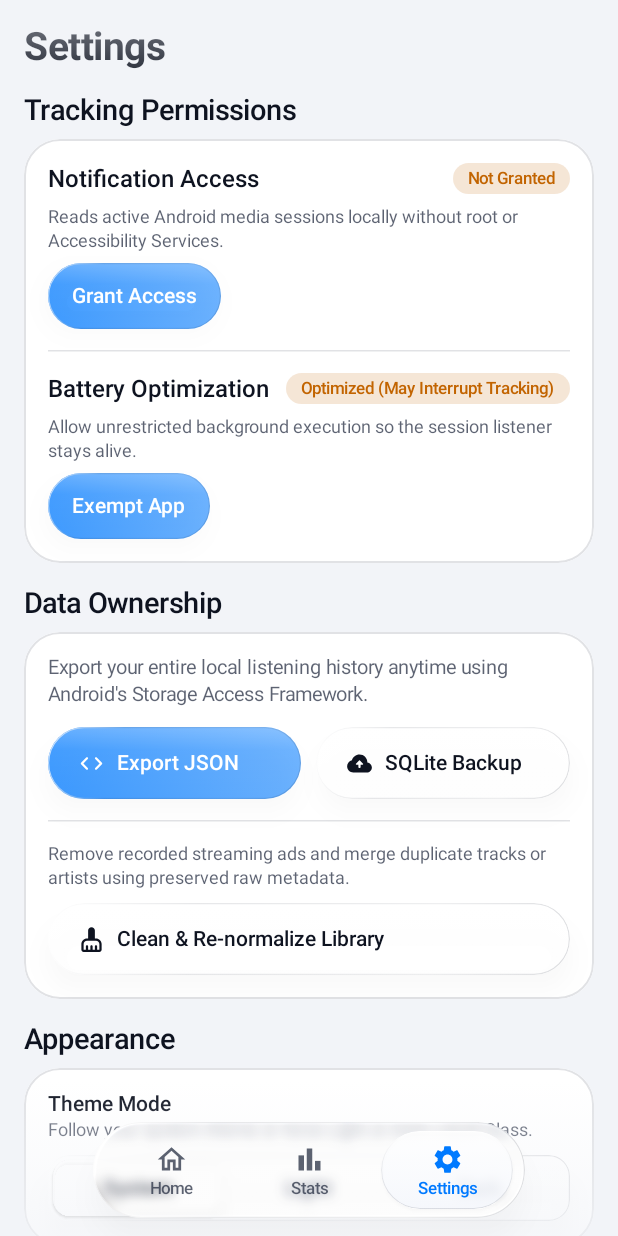
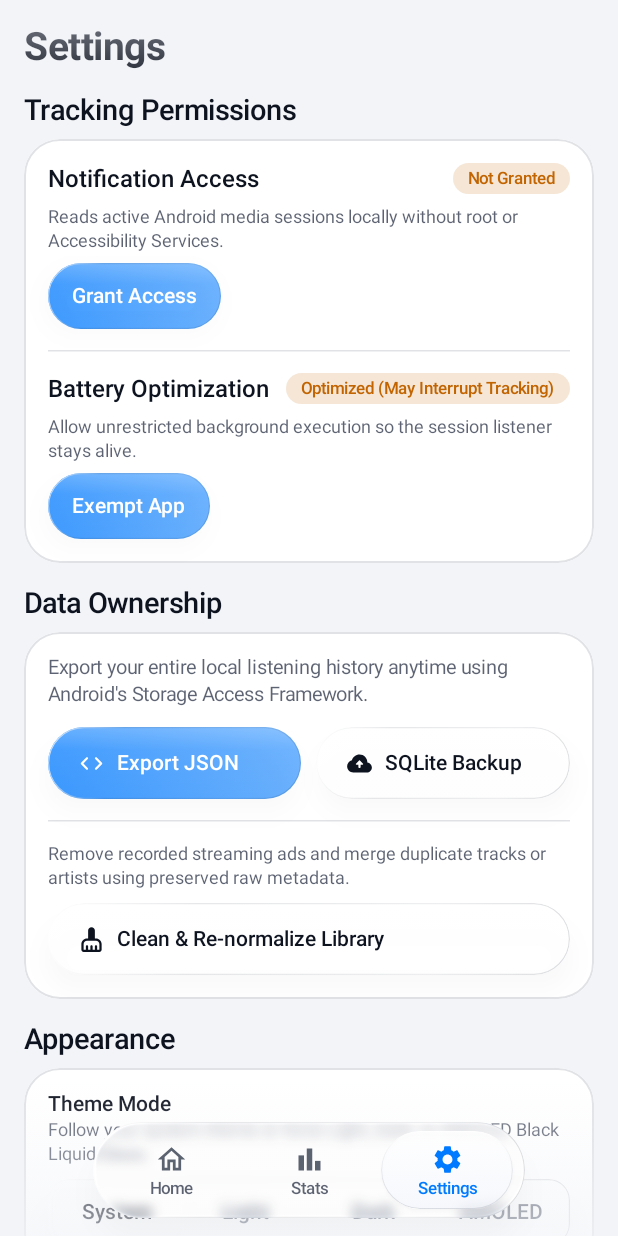
Before and after one commit to MiguelTheGreat/accurate-music-tracker-android, an Android app built with Jetpack Compose: the screen it shows after launch (MainActivity), item 3 of the bottom bar chosen, on a phone screen of 412 x 824 dp. Run offline under Robolectric (Android 15) with nearby library versions, the phone set to English and light mode, and no system bars; our stand-ins replace Room's generated code.

Commit message:
fix(ui): remove HWUI shadow box behind segmented text and add AMOLED black theme

```diff
--- a/app/src/main/java/com/musictracker/app/MainActivity.kt
+++ b/app/src/main/java/com/musictracker/app/MainActivity.kt
@@ -30,8 +30,9 @@ class MainActivity : ComponentActivity() {
             val isDarkTheme = when (themeMode) {
                 ThemeMode.SYSTEM -> isSystemInDarkTheme()
                 ThemeMode.LIGHT -> false
-                ThemeMode.DARK -> true
+                ThemeMode.DARK, ThemeMode.AMOLED -> true
             }
+            val isAmoledBlack = themeMode == ThemeMode.AMOLED
 
             DisposableEffect(isDarkTheme) {
                 enableEdgeToEdge(
@@ -51,6 +52,7 @@ class MainActivity : ComponentActivity() {
 
             MusicTrackerTheme(
                 darkTheme = isDarkTheme,
+                amoledBlack = isAmoledBlack,
                 reduceTransparency = reduceTransparency
             ) {
                 MusicTrackerNavHost(appContainer = appContainer)
--- a/app/src/main/java/com/musictracker/app/data/preferences/ThemePreferencesStore.kt
+++ b/app/src/main/java/com/musictracker/app/data/preferences/ThemePreferencesStore.kt
@@ -14,7 +14,8 @@ import java.io.IOException
 enum class ThemeMode(val storageValue: String) {
     SYSTEM("system"),
     LIGHT("light"),
-    DARK("dark");
+    DARK("dark"),
+    AMOLED("amoled");
 
     companion object {
         fun fromStorageValue(raw: String?): ThemeMode =
--- a/app/src/main/java/com/musictracker/app/ui/components/glass/LiquidGlassNavBar.kt
+++ b/app/src/main/java/com/musictracker/app/ui/components/glass/LiquidGlassNavBar.kt
@@ -350,12 +350,18 @@ fun LiquidGlassNavBar(
                         scaleX = lensScaleXState.value + travelStretch
                         scaleY = lensScaleYState.value - (travelStretch * 0.25f)
                     }
-                    .shadow(
-                        elevation = if (isLensSwollen) 8.dp else 1.dp,
-                        shape = LiquidGlassShapes.Capsule,
-                        ambientColor = Color.Black.copy(alpha = if (colors.isDark) 0.24f else 0.08f),
-                        spotColor = Color.Black.copy(alpha = if (colors.isDark) 0.30f else 0.12f),
-                        clip = false
+                    .then(
+                        if (!colors.isDark) {
+                            Modifier.shadow(
+                                elevation = if (isLensSwollen) 6.dp else 1.dp,
+                                shape = LiquidGlassShapes.Capsule,
+                                ambientColor = Color.Black.copy(alpha = 0.08f),
+                                spotColor = Color.Black.copy(alpha = 0.12f),
+                                clip = false
+                            )
+                        } else {
+                            Modifier
+                        }
                     )
                     .clip(LiquidGlassShapes.Capsule)
                     .drawBehind {
--- a/app/src/main/java/com/musictracker/app/ui/components/glass/LiquidGlassSegmentedControl.kt
+++ b/app/src/main/java/com/musictracker/app/ui/components/glass/LiquidGlassSegmentedControl.kt
@@ -261,10 +261,18 @@ fun <T> LiquidGlassSegmentedControl(
                         scaleX = thumbScaleX + travelStretch
                         scaleY = thumbScaleY - (travelStretch * 0.20f)
                     }
-                    .shadow(
-                        elevation = if (isLifted) 6.dp else 1.dp,
-                        shape = LiquidGlassShapes.ControlThumb,
-                        clip = false
+                    .then(
+                        if (!colors.isDark) {
+                            Modifier.shadow(
+                                elevation = if (isLifted) 4.dp else 1.dp,
+                                shape = LiquidGlassShapes.ControlThumb,
+                                ambientColor = Color.Black.copy(alpha = 0.08f),
+                                spotColor = Color.Black.copy(alpha = 0.12f),
+                                clip = false
+                            )
+                        } else {
+                            Modifier
+                        }
                     )
                     .clip(LiquidGlassShapes.ControlThumb)
                     .background(thumbFill)
--- a/app/src/main/java/com/musictracker/app/ui/navigation/TestTags.kt
+++ b/app/src/main/java/com/musictracker/app/ui/navigation/TestTags.kt
@@ -60,10 +60,12 @@ object TestTags {
     const val SETTINGS_THEME_SYSTEM = "SETTINGS_THEME_SYSTEM"
     const val SETTINGS_THEME_LIGHT = "SETTINGS_THEME_LIGHT"
     const val SETTINGS_THEME_DARK = "SETTINGS_THEME_DARK"
+    const val SETTINGS_THEME_AMOLED = "SETTINGS_THEME_AMOLED"
 
     fun settingsThemeMode(mode: ThemeMode): String = when (mode) {
         ThemeMode.SYSTEM -> SETTINGS_THEME_SYSTEM
         ThemeMode.LIGHT -> SETTINGS_THEME_LIGHT
         ThemeMode.DARK -> SETTINGS_THEME_DARK
+        ThemeMode.AMOLED -> SETTINGS_THEME_AMOLED
     }
 }
--- a/app/src/main/java/com/musictracker/app/ui/screens/settings/SettingsScreen.kt
+++ b/app/src/main/java/com/musictracker/app/ui/screens/settings/SettingsScreen.kt
@@ -401,13 +401,18 @@ fun SettingsScreenContent(
                             color = colors.labelPrimary
                         )
                         Text(
-                            text = "Follow your system theme or force Light or Dark Liquid Glass.",
+                            text = "Follow your system theme or force Light, Dark, or AMOLED Black Liquid Glass.",
                             style = MaterialTheme.typography.bodySmall,
                             color = colors.labelSecondary
                         )
                     }
                     LiquidGlassSegmentedControl(
-                        options = listOf(ThemeMode.SYSTEM, ThemeMode.LIGHT, ThemeMode.DARK),
+                        options = listOf(
+                            ThemeMode.SYSTEM,
+                            ThemeMode.LIGHT,
+                            ThemeMode.DARK,
+                            ThemeMode.AMOLED
+                        ),
                         selectedOption = uiState.themeMode,
                         onOptionSelected = onSelectThemeMode,
                         labelProvider = { mode ->
@@ -415,6 +420,7 @@ fun SettingsScreenContent(
                                 ThemeMode.SYSTEM -> "System"
                                 ThemeMode.LIGHT -> "Light"
                                 ThemeMode.DARK -> "Dark"
+                                ThemeMode.AMOLED -> "AMOLED"
                             }
                         },
                         testTagProvider = TestTags::settingsThemeMode,
--- a/app/src/main/java/com/musictracker/app/ui/theme/LiquidGlassTokens.kt
+++ b/app/src/main/java/com/musictracker/app/ui/theme/LiquidGlassTokens.kt
@@ -92,6 +92,18 @@ val DarkLiquidGlassPalette = LiquidGlassColorPalette(
     accentGreen = Color(0xFF30D158),
     accentAmber = Color(0xFFFF9F0A),
     accentRed = Color(0xFFFF453A)
+)
+
+val AmoledLiquidGlassPalette = DarkLiquidGlassPalette.copy(
+    regularFill = Color(0x8A060608),
+    regularFillFallback = Color(0xD9060608),
+    regularFillReducedTransparency = Color(0xF508080B),
+    scrollEdgeTint = Color(0xA6000000),
+    contentBackground = Color(0xFF000000),
+    standardCardFill = Color(0xFF0A0A0D),
+    standardCardElevatedFill = Color(0xFF141419),
+    standardCardBorder = Color(0x24FFFFFF),
+    controlTrackFill = Color(0xFF121216)
 )
 
 val LightLiquidGlassPalette = LiquidGlassColorPalette(
--- a/app/src/main/java/com/musictracker/app/ui/theme/Theme.kt
+++ b/app/src/main/java/com/musictracker/app/ui/theme/Theme.kt
@@ -19,6 +19,7 @@ object LiquidGlassTheme {
 @Composable
 fun MusicTrackerTheme(
     darkTheme: Boolean = isSystemInDarkTheme(),
+    amoledBlack: Boolean = false,
     reduceTransparency: Boolean = false,
     accessibilityOverride: LiquidGlassAccessibilityState? = null,
     content: @Composable () -> Unit
@@ -26,7 +27,11 @@ fun MusicTrackerTheme(
     val accessibilityState = accessibilityOverride
         ?: rememberLiquidGlassAccessibilityState(reduceTransparency = reduceTransparency)
 
-    val basePalette = if (darkTheme) DarkLiquidGlassPalette else LightLiquidGlassPalette
+    val basePalette = when {
+        darkTheme && amoledBlack -> AmoledLiquidGlassPalette
+        darkTheme -> DarkLiquidGlassPalette
+        else -> LightLiquidGlassPalette
+    }
     val palette = if (accessibilityState.highContrast) {
         basePalette.copy(
             labelPrimary = if (darkTheme) Color.White else Color.Black,
```
